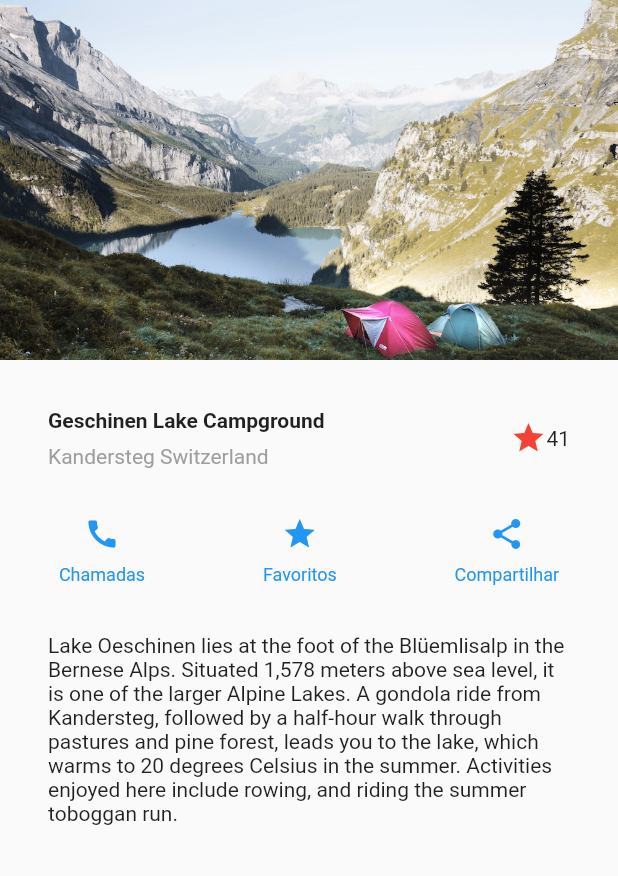
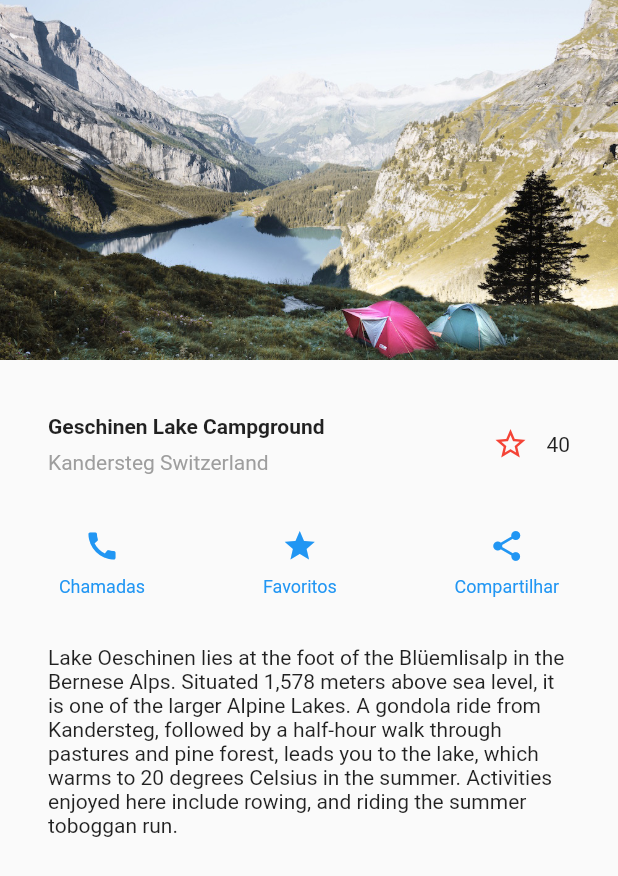
Before and after one commit to jcjcarlos/FlutterProject, a Flutter app: the screen it shows after launch, on a phone screen of 412 x 824 dp. Shown: the top 876 px of the screen. Run offline on Flutter 3.47's test engine with Material 2 defaults, Android fonts, the phone set to English and light mode, and no system bars.

Commit message:
Add interactivity with FavoriteIcon and Text CouterFavoriteIcon

```diff
--- a/lib/main.dart
+++ b/lib/main.dart
@@ -30,7 +30,7 @@ class HomePage extends StatelessWidget {
             width: 600,
             height: 240,
             fit: BoxFit.cover,
-            ),
+          ),
           new TitleSection(), //Transformando o código aninhado em uma classe, e instânciando a mesma com "new"
           new ButtonSection(),
           Container(
@@ -50,6 +50,55 @@ class HomePage extends StatelessWidget {
       ),
     );
   }
+}
+
+class TitleSection extends StatelessWidget {
+  @override
+  Widget build(BuildContext context) {
+    return Container(
+      padding: const EdgeInsets.all(
+          32), //Espaçamento de 32(px?) da Widget-Pai (Seção Titulo)
+      child: Row(
+        //Row with 3 children
+        children: <Widget>[
+          Expanded(
+            //Expanded to fill remaining space
+            child: Column(
+              //Column of two children
+              crossAxisAlignment: CrossAxisAlignment.start,
+              //mainAxisAlignment: MainAxisAlignment.center,
+              children: <Widget>[
+                Container(
+                  //Text{1}
+                  padding: const EdgeInsets.only(bottom: 8),
+                  child: Text(
+                    'Geschinen Lake Campground',
+                    style: TextStyle(
+                      fontWeight: FontWeight.bold,
+                    ),
+                  ),
+                ),
+                Container(
+                  //Text{2}
+                  child: Text(
+                    'Kandersteg Switzerland',
+                    style: TextStyle(color: Colors.grey[500]),
+                  ),
+                ),
+              ],
+            ),
+          ),
+          new FavoriteWidget(),
+          /*Icon(
+            Icons.star,
+            color: Colors.red[500],
+          ),*/
+        ],
+      ),
+    );
+  }
+
+  void testButtom() {}
 }
 
 class ButtonSection extends StatelessWidget {
@@ -97,49 +146,47 @@ class ButtonSection extends StatelessWidget {
   }
 }
 
-class TitleSection extends StatelessWidget {
+class FavoriteWidget extends StatefulWidget {
+  @override
+  _FavoriteWidgetState createState() => _FavoriteWidgetState();
+}
+
+class _FavoriteWidgetState extends State<FavoriteWidget> {
+  int _countFavorite = 40;
+  bool _isFavorite = false;
+  IconData startIcon = Icons.star_border;
+
   @override
   Widget build(BuildContext context) {
-    return Container(
-      padding: const EdgeInsets.all(
-          32), //Espaçamento de 32(px?) da Widget-Pai (Seção Titulo)
-      child: Row(
-        //Row with 3 children
-        children: <Widget>[
-          Expanded(
-            //Expanded to fill remaining space
-            child: Column(
-              //Column of two children
-              crossAxisAlignment: CrossAxisAlignment.start,
-              //mainAxisAlignment: MainAxisAlignment.center,
-              children: <Widget>[
-                Container(
-                  //Text{1}
-                  padding: const EdgeInsets.only(bottom: 8),
-                  child: Text(
-                    'Geschinen Lake Campground',
-                    style: TextStyle(
-                      fontWeight: FontWeight.bold,
-                    ),
-                  ),
-                ),
-                Container(
-                  //Text{2}
-                  child: Text(
-                    'Kandersteg Switzerland',
-                    style: TextStyle(color: Colors.grey[500]),
-                  ),
-                )
-              ],
-            ),
+    return Row(
+      mainAxisSize: MainAxisSize.min,
+      children: <Widget>[
+        Container(
+          padding: EdgeInsets.all(0),
+          child: IconButton(
+            icon: Icon(startIcon),
+            color: Colors.red[500],
+            onPressed: changeStateTextFavorite,
           ),
-          Icon(
-            Icons.star,
-            color: Colors.red[500],
-          ),
-          Text('41')
-        ],
-      ),
+        ),
+        Text('$_countFavorite')
+      ],
+    );
+  }
+
+  void changeStateTextFavorite() {
+    setState(
+      () {
+        if (_isFavorite) {
+          this.startIcon = Icons.star_border;
+          this._isFavorite = false;
+          this._countFavorite--;
+        } else {
+          this.startIcon = Icons.star;
+          this._isFavorite = true;
+          this._countFavorite++;
+        }
+      },
     );
   }
 }
```
